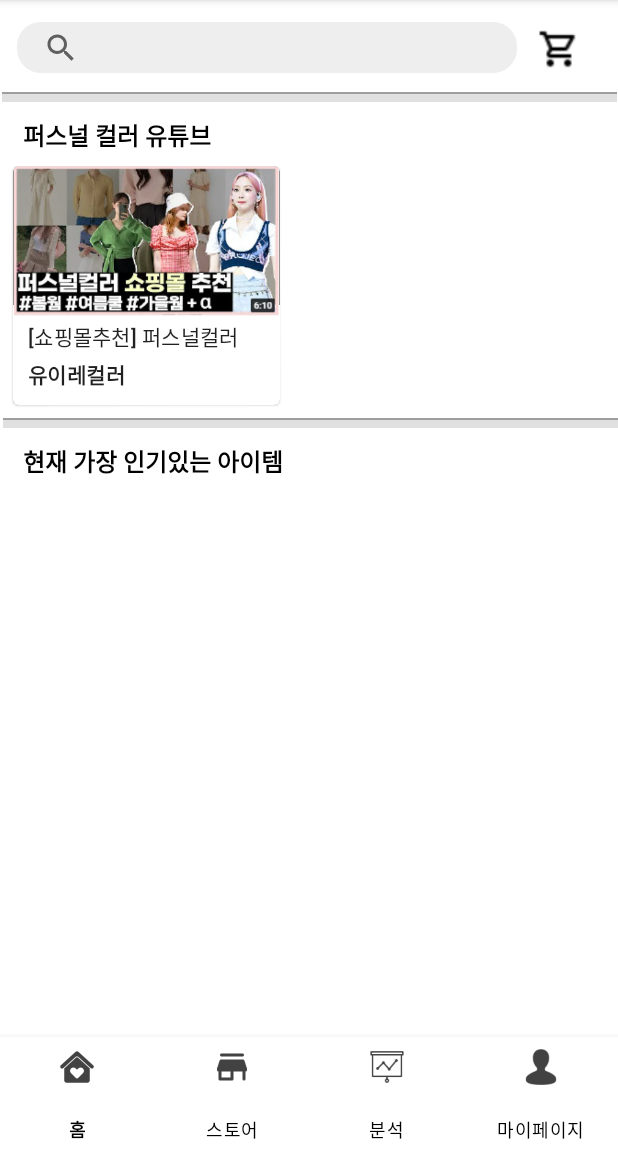
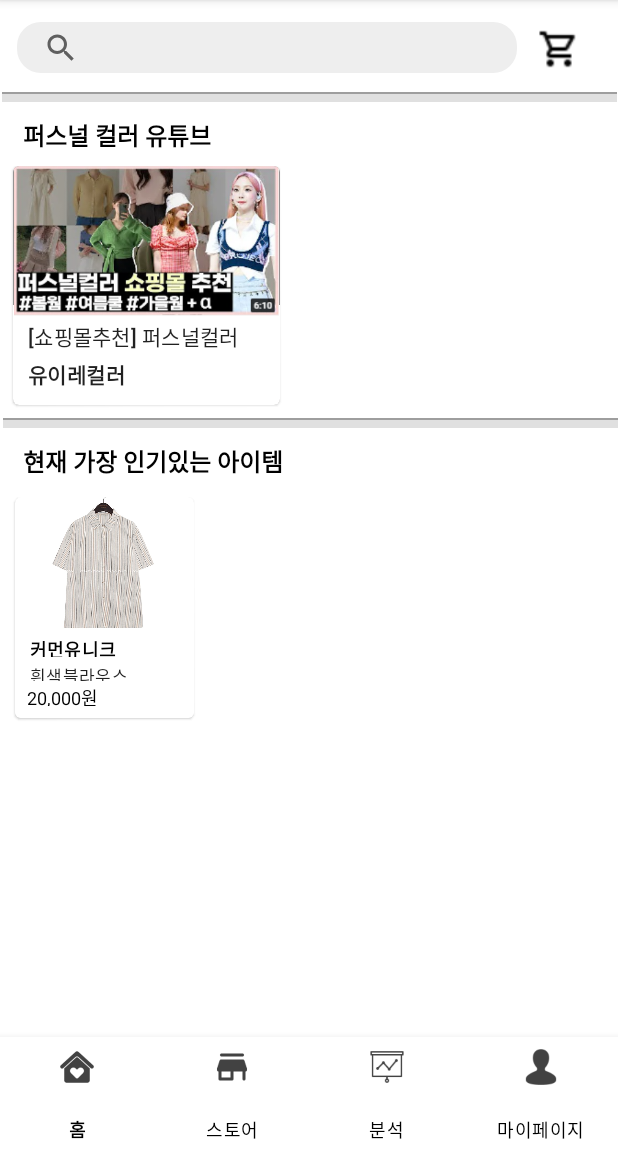
Before and after one commit to ClosetProject/ClosetProject, an Android app: the screen it shows after launch (MainActivity), on a phone screen of 412 x 824 dp, the part 84-1236 px from its top. Run offline under Robolectric (Android 15) with nearby library versions, the phone set to English and light mode, and no system bars.

Commit message:
allcolor추가 main_page.xml 코드 변경 misc. mainPage -> 현재 가장 인기있는 아이템 카드 추가 이미지 추가

```diff
--- a/app/src/main/res/layout/fragment_main_page.xml
+++ b/app/src/main/res/layout/fragment_main_page.xml
@@ -145,26 +145,69 @@
         app:layout_constraintTop_toBottomOf="@+id/linearLayout" />
 
     <LinearLayout
+        android:id="@+id/linearLayout1"
         android:layout_width="0dp"
-        android:layout_height="279dp"
-        android:layout_marginTop="5dp"
-        android:orientation="vertical"
+        android:layout_height="163dp"
+        android:layout_marginTop="7dp"
         app:layout_constraintBottom_toBottomOf="parent"
         app:layout_constraintEnd_toEndOf="parent"
+        app:layout_constraintHorizontal_bias="1.0"
         app:layout_constraintStart_toStartOf="parent"
-        app:layout_constraintTop_toBottomOf="@+id/textView3">
+        app:layout_constraintTop_toBottomOf="@+id/textView3"
+        app:layout_constraintVertical_bias="0.024"
+        tools:ignore="MissingConstraints">>
 
-        <LinearLayout
-            android:layout_width="match_parent"
-            android:layout_height="114dp">
+        <com.google.android.material.card.MaterialCardView
+            android:layout_width="119dp"
+            android:layout_height="147dp"
+            android:layout_marginLeft="10dp"
+            app:cardBackgroundColor="#FFFFFF"
+            app:cardCornerRadius="4dp"
+            tools:ignore="MissingConstraints">
 
-        </LinearLayout>
+            <LinearLayout
+                android:layout_width="match_parent"
+                android:layout_height="59dp"
+                android:layout_gravity="bottom"
+                android:background="#FFFFFF"
+                android:orientation="vertical"
+                android:padding="8dp">
 
-        <LinearLayout
-            android:layout_width="match_parent"
-            android:layout_height="match_parent"
-            android:orientation="horizontal"></LinearLayout>
+                <TextView
+                    android:layout_width="110dp"
+                    android:layout_height="18dp"
+                    android:layout_marginTop="-5dp"
+                    android:padding="2dp"
+                    android:text="커먼유니크"
+                    android:textAppearance="?attr/textAppearanceHeadline6"
+                    android:textColor="#000000"
+                    android:textSize="12sp"
+                    android:textStyle="bold" />
 
+                <TextView
+                    android:layout_width="wrap_content"
+                    android:layout_height="16dp"
+                    android:padding="2dp"
+                    android:text="흰색블라우스"
+                    android:textAppearance="?attr/textAppearanceBody2"
+                    android:textSize="11sp" />
+
+                <TextView
+                    android:id="@+id/textView4"
+                    android:layout_width="match_parent"
+                    android:layout_height="wrap_content"
+                    android:text="20,000원"
+                    android:textColor="#000000"
+                    android:textSize="12sp" />
+            </LinearLayout>
+
+            <ImageView
+                android:id="@+id/imageView4"
+                android:layout_width="match_parent"
+                android:layout_height="88dp"
+                android:src="@drawable/viling" />
+
+        </com.google.android.material.card.MaterialCardView>
     </LinearLayout>
 
 </androidx.constraintlayout.widget.ConstraintLayout>
```
Also changed, not shown: app/src/main/res/drawable/viling.jpg (added).
